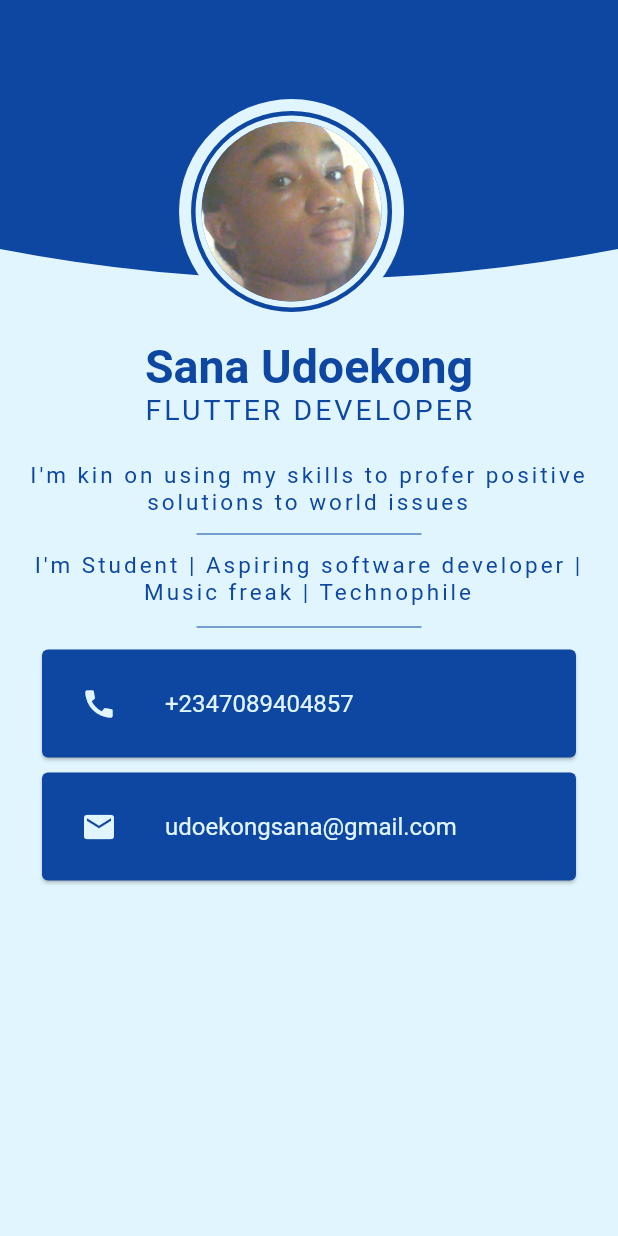
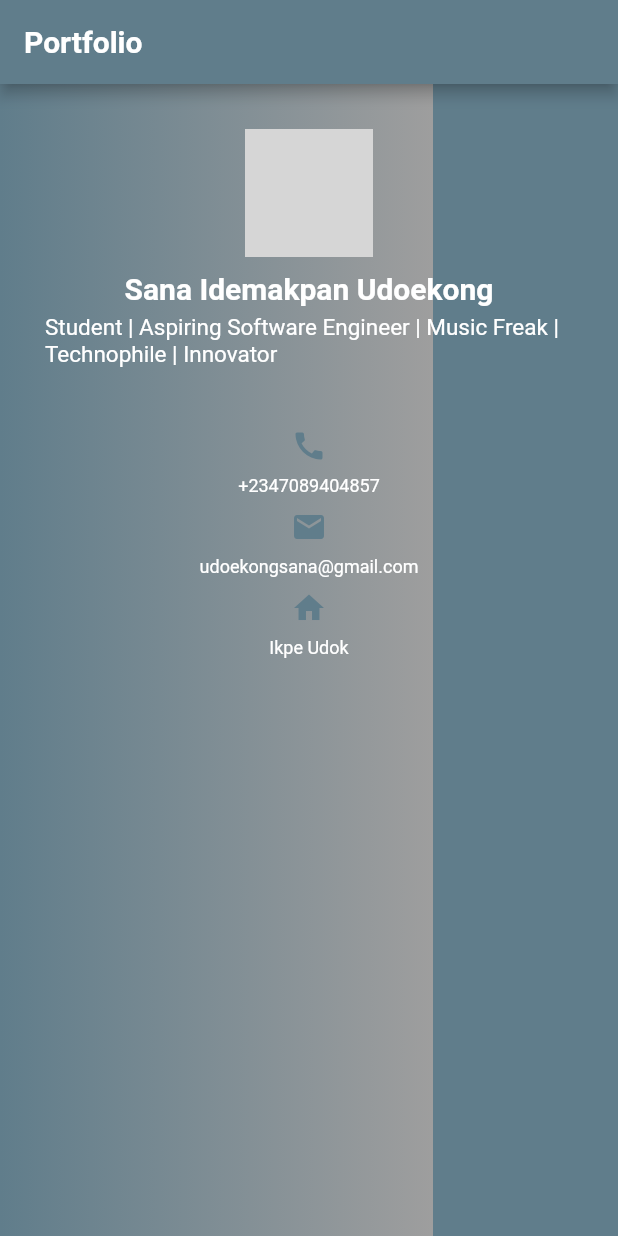
Before and after one commit to SanaUdoekong/Portfolio, a Flutter app: the screen it shows after launch, on a phone screen of 412 x 824 dp. Run offline on Flutter 3.47's test engine with Material 2 defaults, Android fonts, the phone set to English and light mode, and no system bars; grey boxes are pictures that could not be loaded.

Commit message:
Final Design

```diff
--- a/lib/main.dart
+++ b/lib/main.dart
@@ -1,4 +1,16 @@
 import 'package:flutter/material.dart';
+
+final Color darkBlue = Color.fromARGB(255, 18, 32, 47);
+final _colors = [
+  Colors.blueGrey,
+  Colors.grey,
+  Colors.blueGrey
+];
+final _stops = [
+  0.0,
+  0.7,
+  0.0
+];
 
 void main() {
   runApp(MyApp());
@@ -7,186 +19,118 @@ void main() {
 class MyApp extends StatelessWidget {
   @override
   Widget build(BuildContext context) {
-    return MaterialApp(home: MyProfile(), debugShowCheckedModeBanner: false);
-  }
-}
+    return MaterialApp(
+      // theme: ThemeData.dark().copyWith(scaffoldBackgroundColor: darkBlue),
+      debugShowCheckedModeBanner: false,
+      home: Scaffold(
+        appBar: AppBar(
+          title: Text(
+            'Portfolio',
+            style: TextStyle(
+              fontWeight: FontWeight.bold,
+            ), // Text Styles
+          ), // Title
+          backgroundColor: Colors.blueGrey,
+        ), // App Bar
 
-class MyProfile extends StatelessWidget {
-  @override
-  Widget build(BuildContext context) {
-    final screenHeight = MediaQuery.of(context).size.height;
-    final screenWidth = MediaQuery.of(context).size.width;
-    return SafeArea(
-      child: Scaffold(
-        backgroundColor: Colors.lightBlue[50],
         body: Stack(
           children: [
-            Column(
-              children: [
-                Expanded(
-                  flex: 2,
-                  child: ClipPath(
-                    clipper: ContainerClipper(),
+            Expanded(
+              child: Column(
+                children: [
+                  Expanded(
                     child: Container(
-                      decoration: BoxDecoration(color: Colors.blue[900]),
+                      padding: EdgeInsets.only(bottom: 45, left: 30, right: 30),
+                      decoration: BoxDecoration(
+                        gradient: LinearGradient(
+                          colors: _colors,
+                          stops: _stops,
+                        ), // Gradient
+                      ), // Decoration
+                      child: Row(
+                        children: [
+                          Expanded(
+                            child: Column(
+                              children: [
+                                Container(
+                                  height: 85,
+                                  width: 85,
+                                  margin: EdgeInsets.only(top: 30, bottom: 10),
+                                  child: CircleAvatar(
+                                    radius: 50,
+                                    backgroundImage: AssetImage('assets/images/me.jpg'),
+                                  ),
+                                  decoration: BoxDecoration(
+                                    shape: BoxShape.circle,
+                                    color: Colors.grey,
+                                  ), // Decoration
+                                ), // Display Image
+                                Container(
+                                  alignment: Alignment.center,
+                                  margin: EdgeInsets.only(bottom: 5),
+                                  child: Text(
+                                    'Sana Idemakpan Udoekong',
+                                    style: TextStyle(
+                                      color: Colors.white,
+                                      fontWeight: FontWeight.bold,
+                                      fontSize: 20,
+                                    ), // Text Style
+                                  ), // Text
+                                ), // Name
+
+                                Container(
+                                  alignment: Alignment.center,
+                                  margin: EdgeInsets.only(bottom: 40),
+                                  child: Text(
+                                    'Student | Aspiring Software Engineer | Music Freak | Technophile | Innovator',
+                                    style: TextStyle(
+                                      color: Colors.white,
+                                      fontSize: 15,
+                                    ), // Text Styles
+                                  ), // Description
+                                ), // Name
+
+                                Column(
+                                  children: [
+                                    _buildButtonColumn(Colors.blueGrey, Icons.call, '+2347089404857'),
+                                    _buildButtonColumn(Colors.blueGrey, Icons.email, 'udoekongsana@gmail.com'),
+                                    _buildButtonColumn(Colors.blueGrey, Icons.home, 'Ikpe Udok'),
+                                  ],
+                                ), // Other details
+                              ], // Name and Description
+                            ), // Columns for name and description
+                          ), // Expanded
+                        ], // Columns and rows
+                      ), // Home
                     ),
                   ),
-                ),
-                Expanded(
-                  flex: 6,
-                  child: Column(
-                    children: [
-                      SizedBox(
-                        height: 20,
-                      ),
-                      Text('Sana Udoekong',
-                          style: TextStyle(
-                            color: Colors.blue[900],
-                            fontSize: 31,
-                            fontWeight: FontWeight.bold,
-                          )),
-                      Text(
-                        'FLUTTER DEVELOPER',
-                        style: TextStyle(
-                            color: Colors.blue[900],
-                            fontSize: 19,
-                            letterSpacing: 2.0),
-                      ),
-                      SizedBox(
-                        height: 20,
-                      ),
-                      Container(
-                        margin:
-                            EdgeInsets.symmetric(horizontal: 12, vertical: 4),
-                        child: Padding(
-                          padding: const EdgeInsets.symmetric(horizontal: 8),
-                          child: Text(
-                              'I\'m kin on using my skills to profer positive solutions to world issues',
-                              textAlign: TextAlign.center,
-                              style: TextStyle(
-                                  color: Colors.blue[900],
-                                  fontSize: 15,
-                                  letterSpacing: 2.0)),
-                        ),
-                      ),
-                      SizedBox(
-                        width: 150,
-                        child: Divider(
-                          color: Colors.blue[900],
-                        ),
-                      ),
-                      Container(
-                        margin:
-                            EdgeInsets.symmetric(horizontal: 12, vertical: 4),
-                        child: Padding(
-                          padding: const EdgeInsets.symmetric(horizontal: 8),
-                          child: Text(
-                              'I\'m Student | Aspiring software developer | Music freak | Technophile ',
-                              textAlign: TextAlign.center,
-                              style: TextStyle(
-                                  color: Colors.blue[900],
-                                  fontSize: 15,
-                                  letterSpacing: 2.0)),
-                        ),
-                      ),
-                      SizedBox(
-                        height: 20,
-                        width: 150,
-                        child: Divider(
-                          color: Colors.blue[900],
-                        ),
-                      ),
-                      Padding(
-                        padding: const EdgeInsets.symmetric(horizontal: 16),
-                        child: Card(
-                          color: Colors.blue[900],
-                          margin:
-                              EdgeInsets.symmetric(horizontal: 12, vertical: 5),
-                          child: Padding(
-                            padding: const EdgeInsets.symmetric(
-                                vertical: 8, horizontal: 10),
-                            child: ListTile(
-                                leading: Icon(
-                                  Icons.call,
-                                  color: Colors.lightBlue[50],
-                                ),
-                                title: Text('+2347089404857',
-                                    style: TextStyle(
-                                        color: Colors.lightBlue[50]))),
-                          ),
-                        ),
-                      ),
-                      Padding(
-                        padding: const EdgeInsets.symmetric(horizontal: 16),
-                        child: Card(
-                          color: Colors.blue[900],
-                          margin:
-                              EdgeInsets.symmetric(horizontal: 12, vertical: 5),
-                          child: Padding(
-                            padding: const EdgeInsets.symmetric(
-                                vertical: 8, horizontal: 10),
-                            child: ListTile(
-                                leading: Icon(
-                                  Icons.email,
-                                  color: Colors.lightBlue[50],
-                                ),
-                                title: Text('udoekongsana@gmail.com',
-                                    style: TextStyle(
-                                        color: Colors.lightBlue[50]))),
-                          ),
-                        ),
-                      )
-                    ],
-                  ),
-                ),
-              ],
+                ],
+              ),
             ),
-            Positioned(
-              // top: screenHeight * (1 / 8) - 100 / 2,
-              left: screenWidth * 0.28,
-              bottom: screenHeight - 220,
-              // right: 30,
-              child: Container(
-                margin: const EdgeInsets.all(4),
-                height: 150,
-                width: 150,
-                decoration: BoxDecoration(
-                    shape: BoxShape.circle, color: Colors.lightBlue[50]),
-                child: Container(
-                  padding: EdgeInsets.all(4),
-                  margin: const EdgeInsets.all(8),
-                  child: CircleAvatar(
-                    radius: 50,
-                    backgroundImage: AssetImage('assets/images/portfolio.jpg'),
-                  ),
-                  decoration: BoxDecoration(
-                    shape: BoxShape.circle,
-                    border: Border.all(color: Colors.blue[900], width: 3),
-                  ),
-                ),
-              ),
-            )
           ],
-        ),
-      ),
+        ), // Body
+      ), // Home
     );
   }
 }
 
-class ContainerClipper extends CustomClipper<Path> {
-  @override
-  Path getClip(Size size) {
-    Path path = Path();
-
-    path.moveTo(0, size.height - 40);
-    path.quadraticBezierTo(
-        size.width / 2, size.height, size.width, size.height - 40);
-    path.lineTo(size.width, 0);
-    path.lineTo(0, 0);
-
-    return path;
-  }
-
-  @override
-  bool shouldReclip(covariant CustomClipper<Path> oldClipper) => true;
+Column _buildButtonColumn(Color color, IconData icon, String label) {
+  return Column(
+    mainAxisSize: MainAxisSize.min,
+    mainAxisAlignment: MainAxisAlignment.center,
+    children: [
+      Icon(icon, color: color),
+      Container(
+        margin: const EdgeInsets.only(top: 8, bottom: 8),
+        child: Text(
+          label,
+          style: TextStyle(
+            fontSize: 12,
+            fontWeight: FontWeight.w400,
+            color: Colors.white,
+          ),
+        ),
+      ),
+    ],
+  );
 }
```
